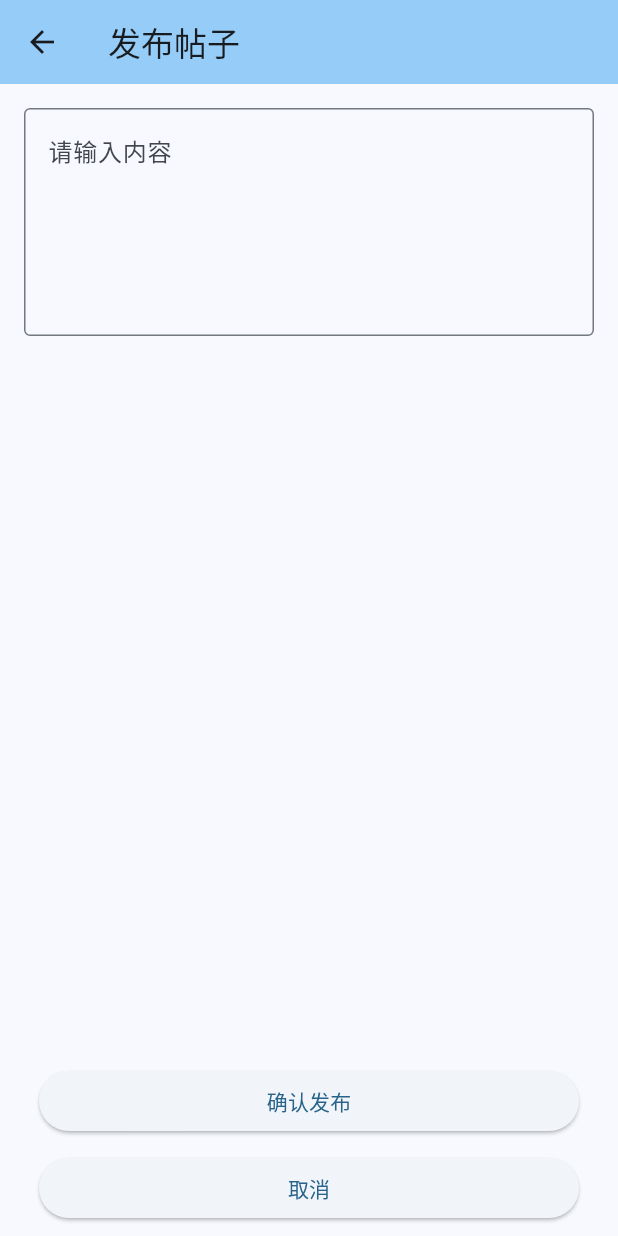
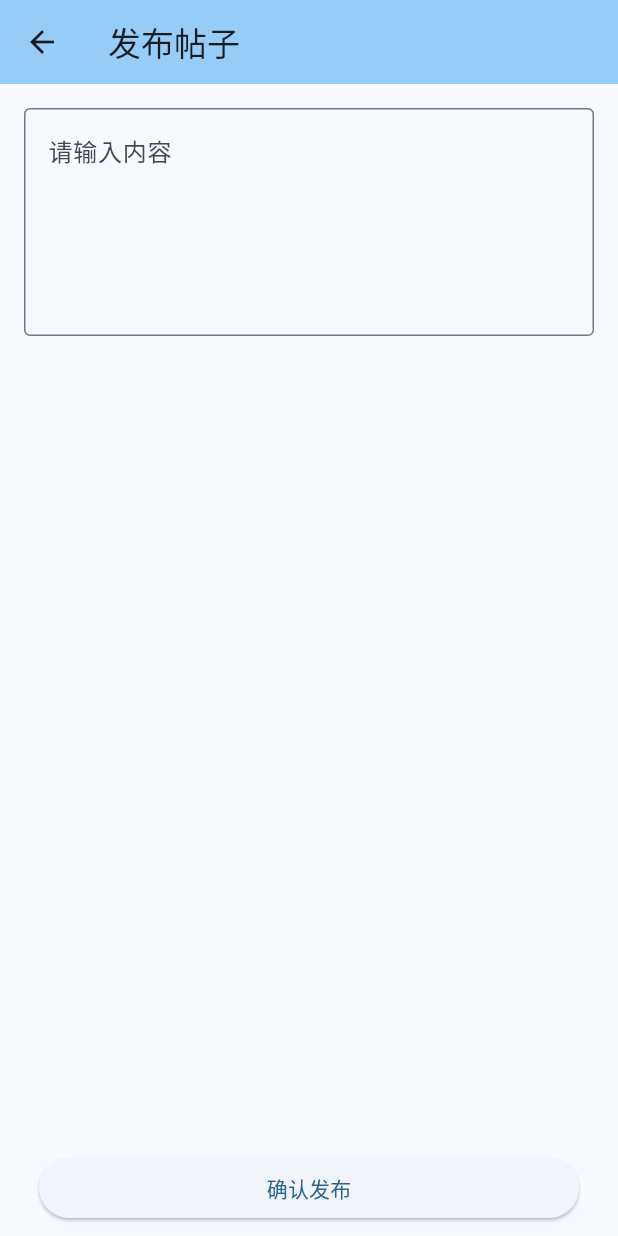
Before and after one commit to HHepan/exam-community, a Flutter app: the AddBlog screen opened directly, on a phone screen of 412 x 824 dp. Run offline on Flutter 3.47's test engine with Material 3 defaults, Android fonts, the light colour scheme and no system bars; our stand-ins replace dio.

Commit message:
delete two cancel buttons

```diff
--- a/lib/community/add-blog.dart
+++ b/lib/community/add-blog.dart
@@ -34,17 +34,7 @@ class AddBlog extends StatelessWidget {
                   },
                   child: Text('确认发布'),
                 ),
-              ),
-              SizedBox(height: 10),
-              Container(
-                width: 360, // 设置父容器的宽度
-                child: ElevatedButton(
-                  onPressed: () {
-                    Navigator.pop(context);
-                  },
-                  child: Text('取消'),
-                ),
-              ),
+              )
             ],
           ),
         ],
```
Also changed, not shown: lib/personal/edit-personal.dart (+1 -11 lines).
